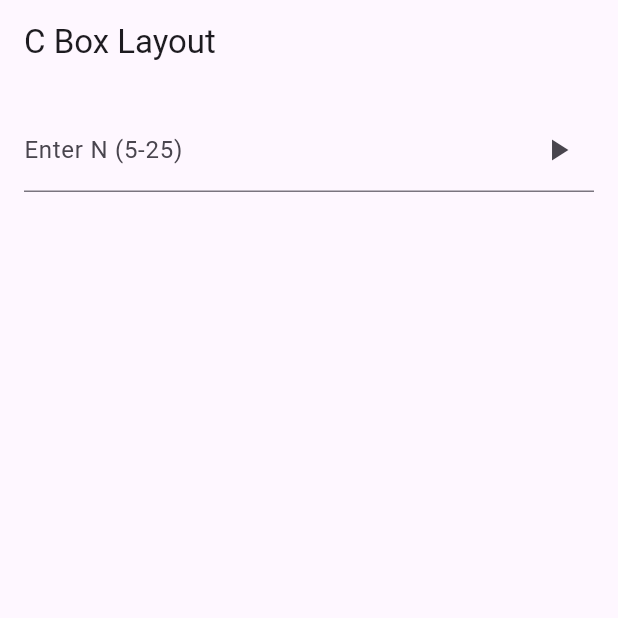
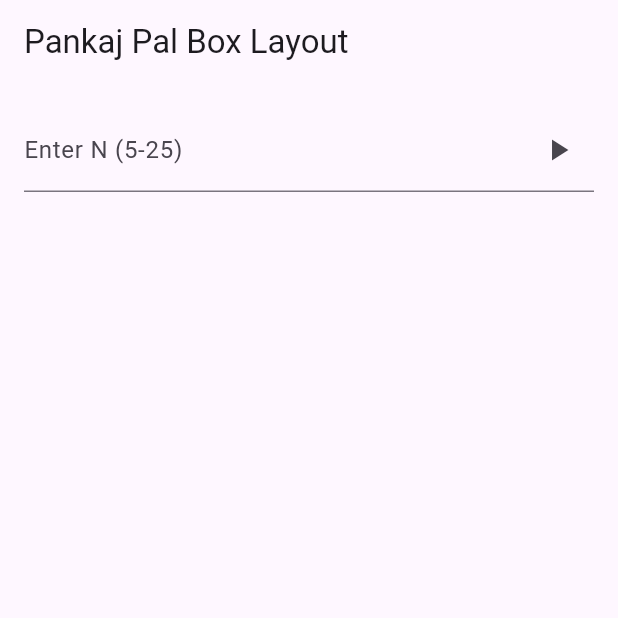
Before and after one commit to Pankaj-pal1/aeria_assignment_pankaj_pal, a Flutter app: the screen it shows after launch, on a phone screen of 412 x 824 dp, the top half of it. Run offline on Flutter 3.47's test engine with Material 3 defaults, Android fonts, the light colour scheme and no system bars; our stand-ins replace bloc, equatable, flutter_bloc, get_it.

Commit message:
final commit

```diff
--- a/lib/main.dart
+++ b/lib/main.dart
@@ -17,8 +17,9 @@
     return MultiBlocProvider(
       providers: blocProviders,
       child: MaterialApp(
+        debugShowCheckedModeBanner: false,
         navigatorKey: navigatorKey,
-        title: 'Flutter Demo',
+        title: '',
         theme: ThemeData(
           colorScheme: ColorScheme.fromSeed(seedColor: Colors.deepPurple),
         ),
--- a/lib/screens/home_screen.dart
+++ b/lib/screens/home_screen.dart
@@ -38,7 +38,7 @@
       builder: (BuildContext context, BoxLayoutState state) {
         if (state is BoxLayoutInitial) {
           return Scaffold(
-            appBar: AppBar(title: const Text('C Box Layout')),
+            appBar: AppBar(title: const Text('Pankaj Pal Box Layout')),
             body: Padding(
               padding: const EdgeInsets.all(16.0),
               child: Column(
```
